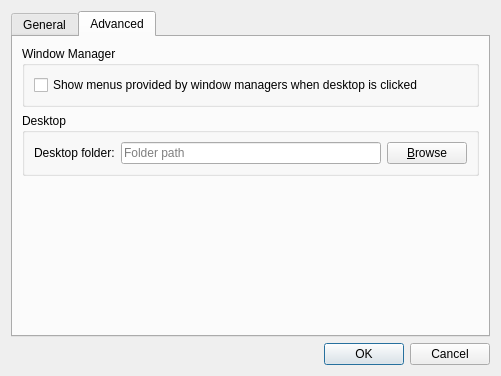
Above: pcmanfm/desktop-preferences.ui from Ilya87/pcmanfm-qt before the change. Below: the same form after it.
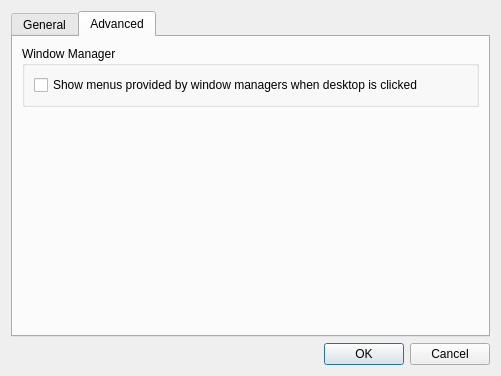
That is the form after the change. The open tabs and pages were chosen to show the change. Custom widgets are drawn as their Qt base class.

Commit message:
Makes the Desktop Folder Edit functionality optional
It's controlled by the EDIT_DESKTOP_FOLDER CMake option. Defaults to off.

```diff
--- a/pcmanfm/desktop-preferences.ui
+++ b/pcmanfm/desktop-preferences.ui
@@ -236,42 +236,6 @@
          </layout>
         </widget>
        </item>
-       <item>
-        <widget class="QGroupBox" name="groupBox_3">
-         <property name="title">
-          <string>Desktop</string>
-         </property>
-         <layout class="QHBoxLayout" name="horizontalLayout_4">
-          <item>
-           <widget class="QLabel" name="label_7">
-            <property name="text">
-             <string>Desktop folder:</string>
-            </property>
-           </widget>
-          </item>
-          <item>
-           <widget class="QLineEdit" name="desktopFolder">
-            <property name="toolTip">
-             <string>Image file</string>
-            </property>
-            <property name="statusTip">
-             <string/>
-            </property>
-            <property name="placeholderText">
-             <string>Folder path</string>
-            </property>
-           </widget>
-          </item>
-          <item>
-           <widget class="QPushButton" name="browseDesktopFolder">
-            <property name="text">
-             <string>&amp;Browse</string>
-            </property>
-           </widget>
-          </item>
-         </layout>
-        </widget>
-       </item>
        <item>
         <spacer name="verticalSpacer">
          <property name="orientation">
```
Left out of the diff: 2 changed lines with no effect on the pictures. The commit also changes 5 other files.
